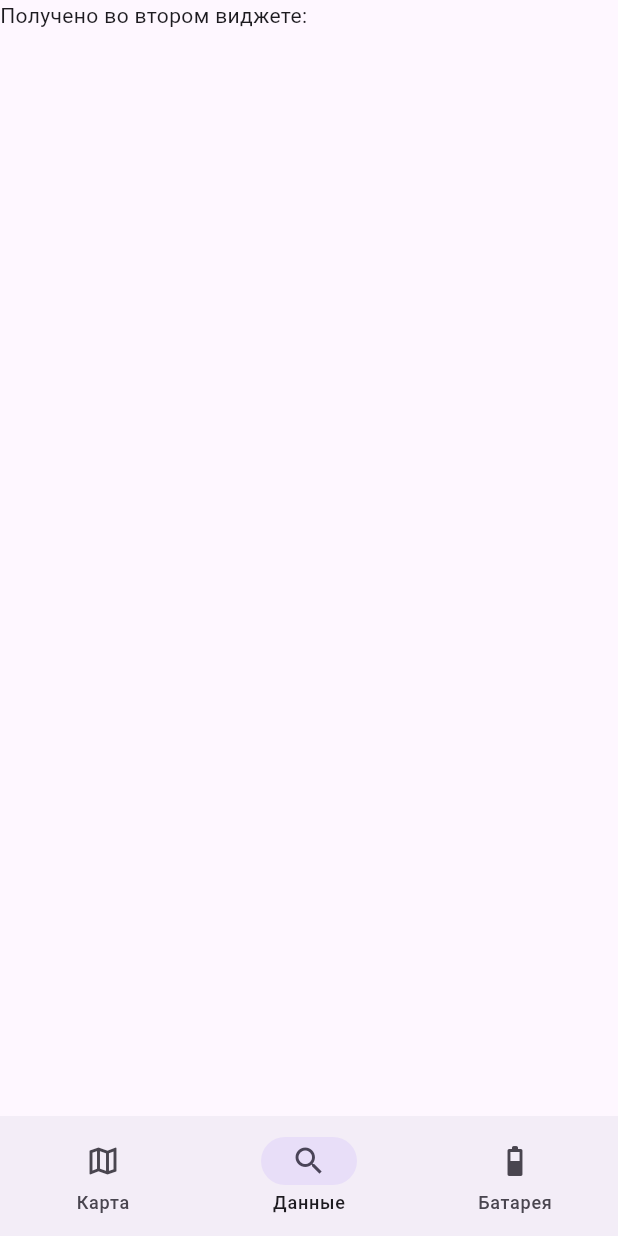
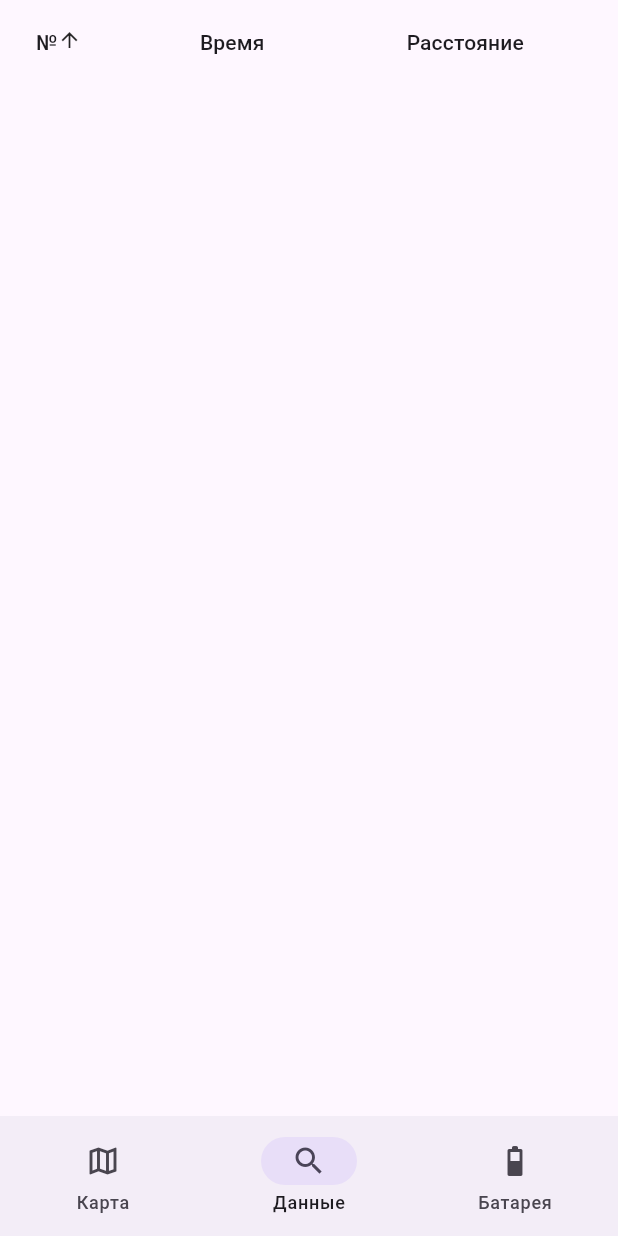
Before and after one commit to blosser/forest_runner, a Flutter app: the MainNavigationBar screen opened directly with empty values, on a phone screen of 412 x 824 dp. Run offline on Flutter 3.47's test engine with Material 3 defaults, Android fonts, the light colour scheme and no system bars; our stand-ins replace battery_plus, geolocator; missing offline and left inert: yandex_maps_mapkit_lite.

Commit message:
update header

```diff
--- a/lib/mainnb.dart
+++ b/lib/mainnb.dart
@@ -5,10 +5,10 @@ import "battery.dart";
 import "map_screen.dart";
 
 class MainNavigationBar extends StatefulWidget {
-  final String data;
-  //final List<Map> pointData;
+  //final String data;
+  final List<Map> pointData;
 
-  MainNavigationBar({Key? key, required this.data}) : super(key: key);
+  MainNavigationBar({Key? key, required this.pointData}) : super(key: key);
 
   @override
   State<MainNavigationBar> createState() => _MainNavigationBarState();
@@ -19,7 +19,7 @@ class _MainNavigationBarState extends State<MainNavigationBar> {
 
   List<Widget> get _widgetOptions => [
     new MapScreen(),
-    new PointData(/*data: widget.data,  pointData: widget.pointDatafinal */data: widget.data),
+    new PointData(/*data: widget.data,  pointData: widget.pointDatafinal */pointData: widget.pointData),
     new BatteryPage(),
   ];
 
--- a/lib/point_data.dart
+++ b/lib/point_data.dart
@@ -1,10 +1,10 @@
 import 'package:flutter/material.dart';
 
 class PointData extends StatelessWidget {
-  final String data;
-  //final List<Map> pointData;
+  //final String data;
+  final List<Map> pointData;
 
-  PointData({Key? key, required this.data}) : super(key: key);
+  PointData({Key? key, required this.pointData}) : super(key: key);
 
   int _currentSortColumn = 0;
   bool _isSortAsc = true;
@@ -12,72 +12,72 @@ class PointData extends StatelessWidget {
   @override
   Widget build(BuildContext context) {
     return Scaffold(
-      //body: ListView(children: [_createDataTable()]),
-      body: Text('Получено во втором виджете: $data'),
+      body: ListView(children: [_createDataTable()]),
+      //body: Text('Получено во втором виджете: $data'),
     );
   }
 
-  // DataTable _createDataTable() {
-  //   return DataTable(
-  //     columns: _createColumns(),
-  //     rows: _createRows(),
-  //     sortColumnIndex: _currentSortColumn,
-  //     sortAscending: _isSortAsc,
-  //   );
-  // }
-  //
-  // List<DataColumn> _createColumns() {
-  //   return [
-  //     DataColumn(
-  //       label: Text('№'),
-  //       onSort: (columnIndex, _) {
-  //         _currentSortColumn = columnIndex;
-  //         if (_isSortAsc) {
-  //           pointData.sort((a, b) => b['id'].compareTo(a['id']));
-  //         } else {
-  //           pointData.sort((a, b) => a['id'].compareTo(b['id']));
-  //         }
-  //         _isSortAsc = !_isSortAsc;
-  //       },
-  //     ),
-  //     DataColumn(
-  //       label: Text('Время'),
-  //       onSort: (columnIndex, _) {
-  //         _currentSortColumn = columnIndex;
-  //         if (_isSortAsc) {
-  //           pointData.sort((a, b) => b['title'].compareTo(a['title']));
-  //         } else {
-  //           pointData.sort((a, b) => a['title'].compareTo(b['title']));
-  //         }
-  //         _isSortAsc = !_isSortAsc;
-  //       },
-  //     ),
-  //     DataColumn(
-  //       label: Text('Расстояние'),
-  //       onSort: (columnIndex, _) {
-  //         _currentSortColumn = columnIndex;
-  //         if (_isSortAsc) {
-  //           pointData.sort((a, b) => b['author'].compareTo(a['author']));
-  //         } else {
-  //           pointData.sort((a, b) => a['author'].compareTo(b['author']));
-  //         }
-  //         _isSortAsc = !_isSortAsc;
-  //       },
-  //     ),
-  //   ];
-  // }
-  //
-  // List<DataRow> _createRows() {
-  //   return pointData
-  //       .map(
-  //         (book) => DataRow(
-  //           cells: [
-  //             DataCell(Text('#' + book['id'].toString())),
-  //             DataCell(Text(book['title'])),
-  //             DataCell(Text(book['author'])),
-  //           ],
-  //         ),
-  //       )
-  //       .toList();
-  // }
+  DataTable _createDataTable() {
+    return DataTable(
+      columns: _createColumns(),
+      rows: _createRows(),
+      sortColumnIndex: _currentSortColumn,
+      sortAscending: _isSortAsc,
+    );
+  }
+
+  List<DataColumn> _createColumns() {
+    return [
+      DataColumn(
+        label: Text('№'),
+        onSort: (columnIndex, _) {
+          _currentSortColumn = columnIndex;
+          if (_isSortAsc) {
+            pointData.sort((a, b) => b['id'].compareTo(a['id']));
+          } else {
+            pointData.sort((a, b) => a['id'].compareTo(b['id']));
+          }
+          _isSortAsc = !_isSortAsc;
+        },
+      ),
+      DataColumn(
+        label: Text('Время'),
+        onSort: (columnIndex, _) {
+          _currentSortColumn = columnIndex;
+          if (_isSortAsc) {
+            pointData.sort((a, b) => b['title'].compareTo(a['title']));
+          } else {
+            pointData.sort((a, b) => a['title'].compareTo(b['title']));
+          }
+          _isSortAsc = !_isSortAsc;
+        },
+      ),
+      DataColumn(
+        label: Text('Расстояние'),
+        onSort: (columnIndex, _) {
+          _currentSortColumn = columnIndex;
+          if (_isSortAsc) {
+            pointData.sort((a, b) => b['author'].compareTo(a['author']));
+          } else {
+            pointData.sort((a, b) => a['author'].compareTo(b['author']));
+          }
+          _isSortAsc = !_isSortAsc;
+        },
+      ),
+    ];
+  }
+
+  List<DataRow> _createRows() {
+    return pointData
+        .map(
+          (book) => DataRow(
+            cells: [
+              DataCell(Text('#' + book['id'].toString())),
+              DataCell(Text(book['title'])),
+              DataCell(Text(book['author'])),
+            ],
+          ),
+        )
+        .toList();
+  }
 }
```
Also changed, not shown: lib/mainheader.dart (+19 -18 lines), lib/mainwidget.dart (+9 -7 lines).
